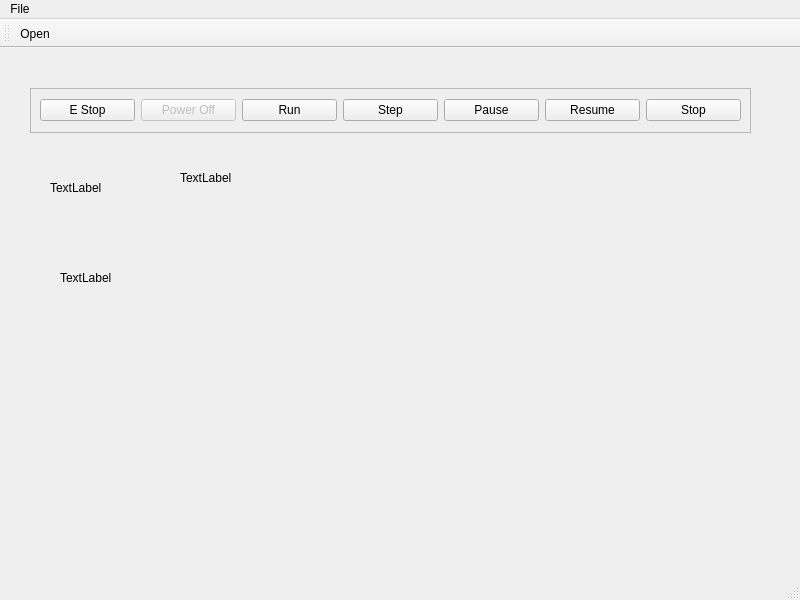
Above: emc/src/emc.ui from jethornton/EMC6 before the change. Below: the same form after it.
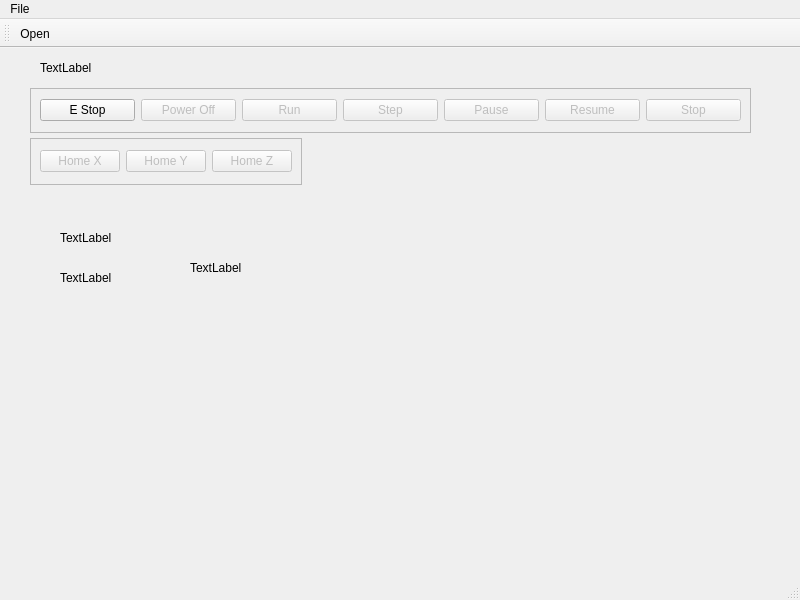
That is the form after the change.

The edit to the form file:
```diff
--- a/emc/src/emc.ui
+++ b/emc/src/emc.ui
@@ -17,8 +17,8 @@
    <widget class="QLabel" name="estop_status_lb">
     <property name="geometry">
      <rect>
-      <x>50</x>
-      <y>130</y>
+      <x>60</x>
+      <y>180</y>
       <width>66</width>
       <height>19</height>
      </rect>
@@ -65,6 +65,9 @@
      </item>
      <item row="0" column="3">
       <widget class="QPushButton" name="step_pb">
+       <property name="enabled">
+        <bool>false</bool>
+       </property>
        <property name="text">
         <string>Step</string>
        </property>
@@ -79,6 +82,9 @@
      </item>
      <item row="0" column="5">
       <widget class="QPushButton" name="resume_pb">
+       <property name="enabled">
+        <bool>false</bool>
+       </property>
        <property name="text">
         <string>Resume</string>
        </property>
@@ -86,6 +92,9 @@
      </item>
      <item row="0" column="2">
       <widget class="QPushButton" name="run_pb">
+       <property name="enabled">
+        <bool>false</bool>
+       </property>
        <property name="text">
         <string>Run</string>
        </property>
@@ -93,6 +102,9 @@
      </item>
      <item row="0" column="4">
       <widget class="QPushButton" name="pause_pb">
+       <property name="enabled">
+        <bool>false</bool>
+       </property>
        <property name="text">
         <string>Pause</string>
        </property>
@@ -100,6 +112,9 @@
      </item>
      <item row="0" column="6">
       <widget class="QPushButton" name="stop_pb">
+       <property name="enabled">
+        <bool>false</bool>
+       </property>
        <property name="text">
         <string>Stop</string>
        </property>
@@ -110,8 +125,8 @@
    <widget class="QLabel" name="status_lb">
     <property name="geometry">
      <rect>
-      <x>180</x>
-      <y>120</y>
+      <x>190</x>
+      <y>210</y>
       <width>141</width>
       <height>19</height>
      </rect>
@@ -120,6 +135,67 @@
      <string>TextLabel</string>
     </property>
    </widget>
+   <widget class="QFrame" name="frame_2">
+    <property name="geometry">
+     <rect>
+      <x>30</x>
+      <y>90</y>
+      <width>272</width>
+      <height>47</height>
+     </rect>
+    </property>
+    <property name="frameShape">
+     <enum>QFrame::StyledPanel</enum>
+    </property>
+    <property name="frameShadow">
+     <enum>QFrame::Raised</enum>
+    </property>
+    <layout class="QGridLayout" name="gridLayout_2">
+     <item row="0" column="0">
+      <widget class="QPushButton" name="home_pb_0">
+       <property name="enabled">
+        <bool>false</bool>
+       </property>
+       <property name="text">
+        <string>Home X</string>
+       </property>
+      </widget>
+     </item>
+     <item row="0" column="1">
+      <widget class="QPushButton" name="home_pb_1">
+       <property name="enabled">
+        <bool>false</bool>
+       </property>
+       <property name="text">
+        <string>Home Y</string>
+       </property>
+      </widget>
+     </item>
+     <item row="0" column="2">
+      <widget class="QPushButton" name="home_pb_2">
+       <property name="enabled">
+        <bool>false</bool>
+       </property>
+       <property name="text">
+        <string>Home Z</string>
+       </property>
+      </widget>
+     </item>
+    </layout>
+   </widget>
+   <widget class="QLabel" name="file_lb">
+    <property name="geometry">
+     <rect>
+      <x>40</x>
+      <y>10</y>
+      <width>391</width>
+      <height>19</height>
+     </rect>
+    </property>
+    <property name="text">
+     <string>TextLabel</string>
+    </property>
+   </widget>
   </widget>
   <widget class="QMenuBar" name="menubar">
    <property name="geometry">
```
Left out of the diff: 3 changed lines with no effect on the pictures.
